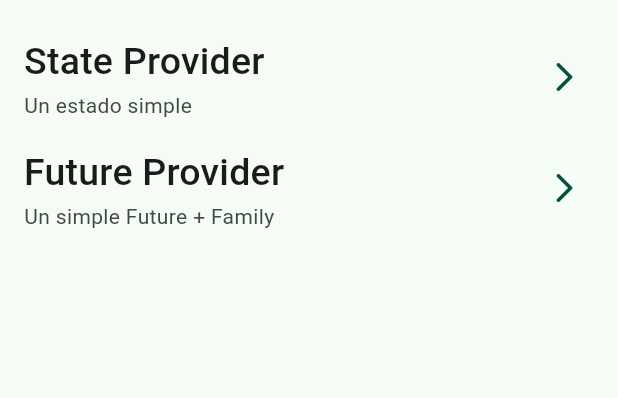
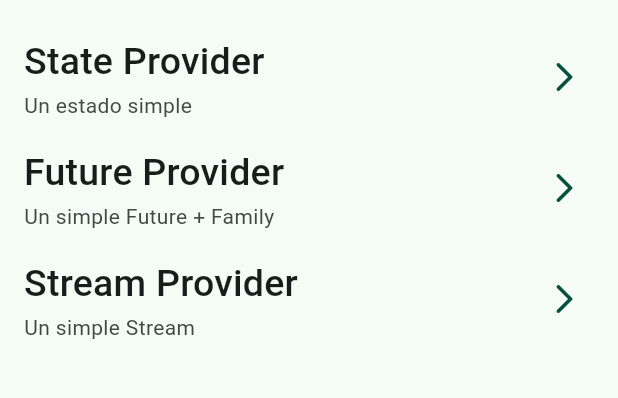
Before and after one commit to valeroman/FT-RiverApp, a Flutter app: the screen it shows after launch, on a phone screen of 412 x 824 dp, the part 63-461 px from its top. Run offline on Flutter 3.47's test engine with Material 2 defaults, Android fonts, the phone set to English and light mode, and no system bars; our stand-ins replace dio, flutter_riverpod, go_router, google_fonts; missing offline and left inert: random_name_generator.

Commit message:
Stream Provider

```diff
--- a/lib/config/helpers/random_generator.dart
+++ b/lib/config/helpers/random_generator.dart
@@ -9,4 +9,15 @@ class RandomGenerator {
     return randomName.fullName();
   }
 
+  static Stream<String> randomNamesStream() {
+
+    return Stream.periodic(
+      const Duration(seconds: 2),
+      (i) {
+        print('Stream new value');
+        return getRandomName();
+      }
+    );
+  }
+
 }
--- a/lib/config/router/app_router.dart
+++ b/lib/config/router/app_router.dart
@@ -20,6 +20,11 @@ final appRouter = GoRouter(
     GoRoute(
       path: '/future-provider',
       builder: (context, state) => const PokemonScreen(),
+    ),
+
+    GoRoute(
+      path: '/stream-provider',
+      builder: (context, state) => const StreamScreen(),
     )
 
   ]
--- a/lib/presentation/providers/providers.dart
+++ b/lib/presentation/providers/providers.dart
@@ -1,2 +1,3 @@
 export 'random_name_provider.dart';
 export 'pokemon_provider.dart';
+export 'random_names_provider.dart';
--- a/lib/presentation/screens/home/home_screen.dart
+++ b/lib/presentation/screens/home/home_screen.dart
@@ -36,7 +36,13 @@ class _HomeScreenView extends StatelessWidget {
           title: 'Future Provider',
           subTitle: 'Un simple Future + Family',
           location: '/future-provider',
-        )
+        ),
+
+         _CustomListTile(
+          title: 'Stream Provider',
+          subTitle: 'Un simple Stream',
+          location: '/stream-provider',
+        ),
 
 
       ],
--- a/lib/presentation/screens/screens.dart
+++ b/lib/presentation/screens/screens.dart
@@ -1,3 +1,4 @@
 export 'home/home_screen.dart';
 export '01-state-provider/state_provider_screen.dart';
 export '02-future-provider/pokemon_screen.dart';
+export '03-stream-provider/stream_screen.dart';
```
Also changed, not shown: lib/presentation/providers/random_names_provider.dart (added, +32 -0 lines), lib/presentation/screens/03-stream-provider/stream_screen.dart (added, +32 -0 lines).
